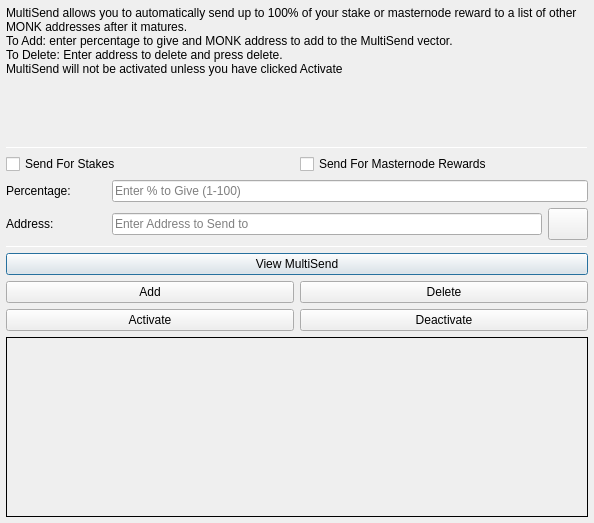
Above: src/qt/forms/multisenddialog.ui from weoka/MonkeyV2 before the change. Below: the same form after it.
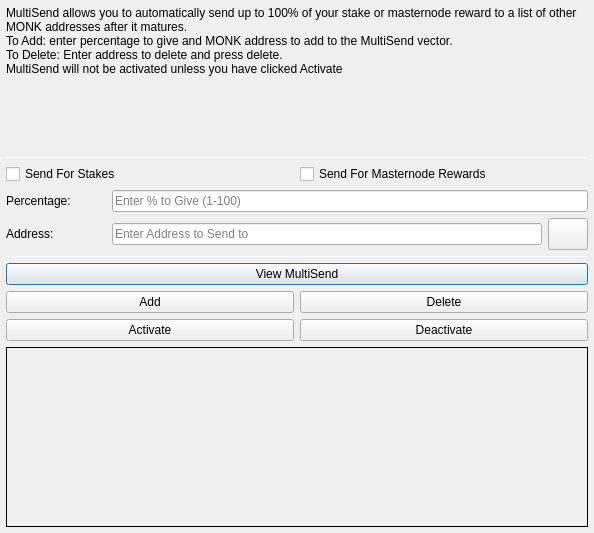
That is the form after the change. Icons and pictures are not drawn.

What changed in the file:
```diff
--- a/src/qt/forms/multisenddialog.ui
+++ b/src/qt/forms/multisenddialog.ui
@@ -10,7 +10,7 @@
     <x>0</x>
     <y>0</y>
     <width>594</width>
-    <height>523</height>
+    <height>533</height>
    </rect>
   </property>
   <property name="windowTitle">
@@ -158,6 +158,11 @@
            <property name="toolTip">
             <string>Choose an address from the address book</string>
            </property>
+           <property name="styleSheet">
+            <string notr="true">QPushButton{qproperty-icon: url(&quot; &quot;);image: url(:/icons/address-book);}
+QPushButton:hover{image: url(:/icons/address-book_black);}
+QPushButton:pressed{image: url(:/icons/address-book);}</string>
+           </property>
            <property name="text">
             <string/>
            </property>
```
Left out of the diff: 4 changed lines with no effect on the pictures.
